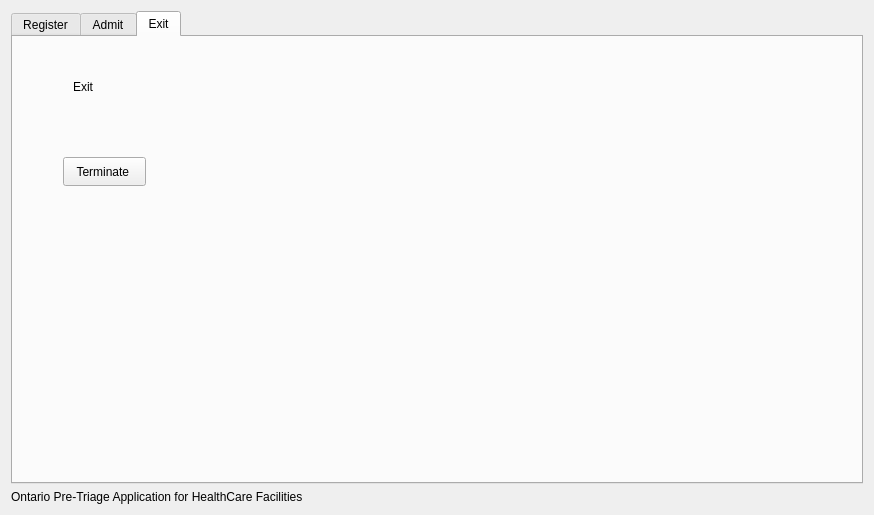
Qt form widget.ui (mattmerezhko26/QT) before a commit.
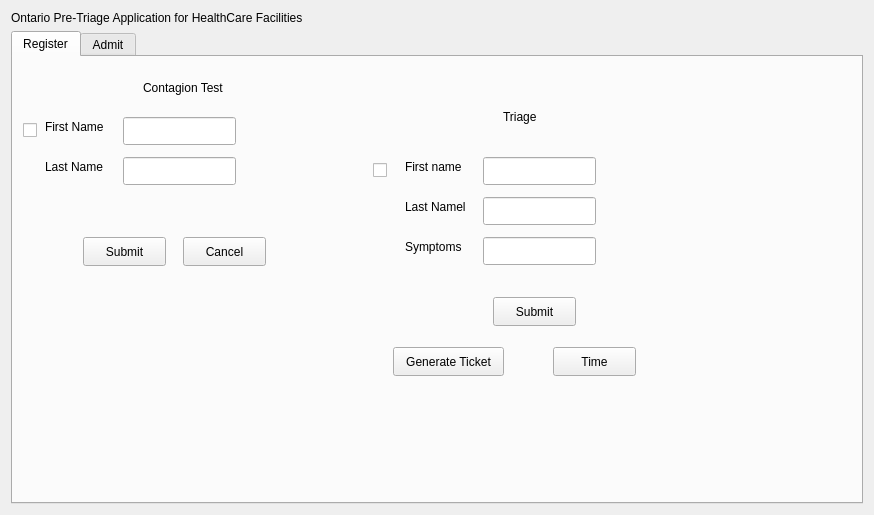
The same form after that commit. The open tabs and pages were chosen to show the change.

Commit message:
Applied changes according to label and the output
Additionally, updating buttons as well and making then work and save information on top of properly showing it

Diff of the .ui file:
```diff
--- a/widget.ui
+++ b/widget.ui
@@ -14,6 +14,13 @@
    <string>Widget</string>
   </property>
   <layout class="QVBoxLayout" name="verticalLayout">
+   <item>
+    <widget class="QLabel" name="label_17">
+     <property name="text">
+      <string>Ontario Pre-Triage Application for HealthCare Facilities</string>
+     </property>
+    </widget>
+   </item>
    <item>
     <widget class="QTabWidget" name="tabWidget">
      <property name="currentIndex">
@@ -102,9 +109,9 @@
       <widget class="QPushButton" name="GenerateTicket">
        <property name="geometry">
         <rect>
-         <x>390</x>
-         <y>240</y>
-         <width>83</width>
+         <x>380</x>
+         <y>290</y>
+         <width>111</width>
          <height>29</height>
         </rect>
        </property>
@@ -115,14 +122,14 @@
       <widget class="QPushButton" name="Time">
        <property name="geometry">
         <rect>
-         <x>530</x>
-         <y>240</y>
+         <x>540</x>
+         <y>290</y>
          <width>83</width>
          <height>29</height>
         </rect>
        </property>
        <property name="text">
-        <string>TIme</string>
+        <string>Time</string>
        </property>
       </widget>
       <widget class="QCheckBox" name="checkBox">
@@ -242,6 +249,19 @@
         <string>Symptoms</string>
        </property>
       </widget>
+      <widget class="QPushButton" name="Submit_Triage_test">
+       <property name="geometry">
+        <rect>
+         <x>480</x>
+         <y>240</y>
+         <width>83</width>
+         <height>29</height>
+        </rect>
+       </property>
+       <property name="text">
+        <string>Submit</string>
+       </property>
+      </widget>
      </widget>
      <widget class="QWidget" name="tab_2">
       <attribute name="title">
@@ -469,44 +489,6 @@
        </property>
       </widget>
      </widget>
-     <widget class="QWidget" name="tab_3">
-      <attribute name="title">
-       <string>Exit</string>
-      </attribute>
-      <widget class="QPushButton" name="Terminate">
-       <property name="geometry">
-        <rect>
-         <x>50</x>
-         <y>120</y>
-         <width>83</width>
-         <height>29</height>
-        </rect>
-       </property>
-       <property name="text">
-        <string>Terminate </string>
-       </property>
-      </widget>
-      <widget class="QLabel" name="label_16">
-       <property name="geometry">
-        <rect>
-         <x>60</x>
-         <y>40</y>
-         <width>63</width>
-         <height>20</height>
-        </rect>
-       </property>
-       <property name="text">
-        <string>Exit</string>
-       </property>
-      </widget>
-     </widget>
-    </widget>
-   </item>
-   <item>
-    <widget class="QLabel" name="label_17">
-     <property name="text">
-      <string>Ontario Pre-Triage Application for HealthCare Facilities</string>
-     </property>
     </widget>
    </item>
   </layout>
```
Left out of the diff: 2 changed lines with no effect on the pictures. The commit also changes 2 other files.
